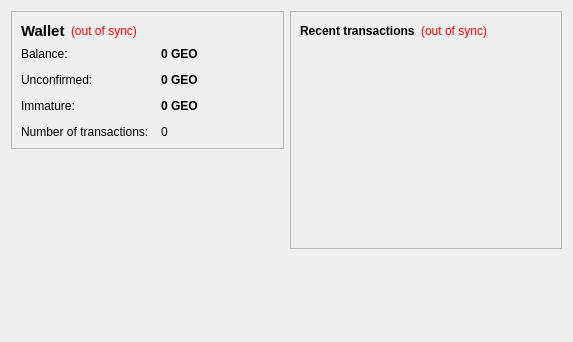
piggycoin/piggycoin, file src/qt/forms/overviewpage.ui: the form before one commit.
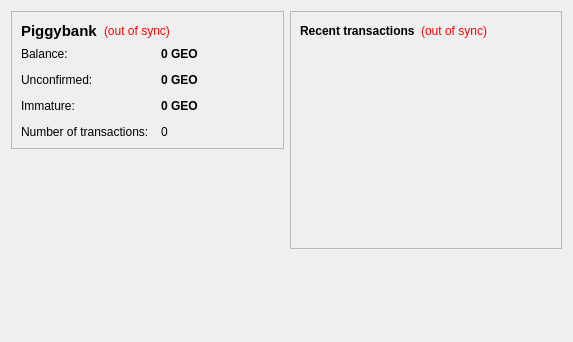
The form after the commit.

Patch:
```diff
--- a/src/qt/forms/overviewpage.ui
+++ b/src/qt/forms/overviewpage.ui
@@ -37,7 +37,7 @@
              </font>
             </property>
             <property name="text">
-             <string>Wallet</string>
+             <string>Piggybank</string>
             </property>
            </widget>
           </item>
```
